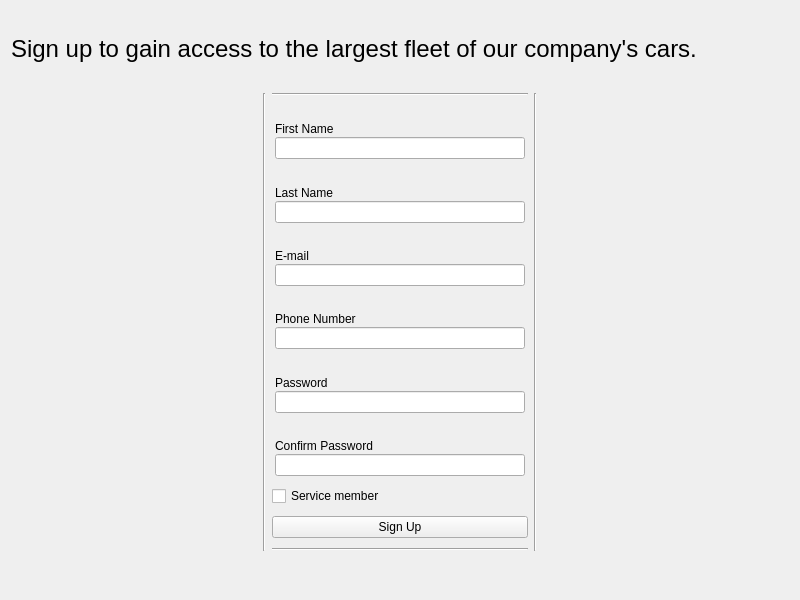
tymson20/CarRentalSystem, file signupscreen.ui: the form before one commit.
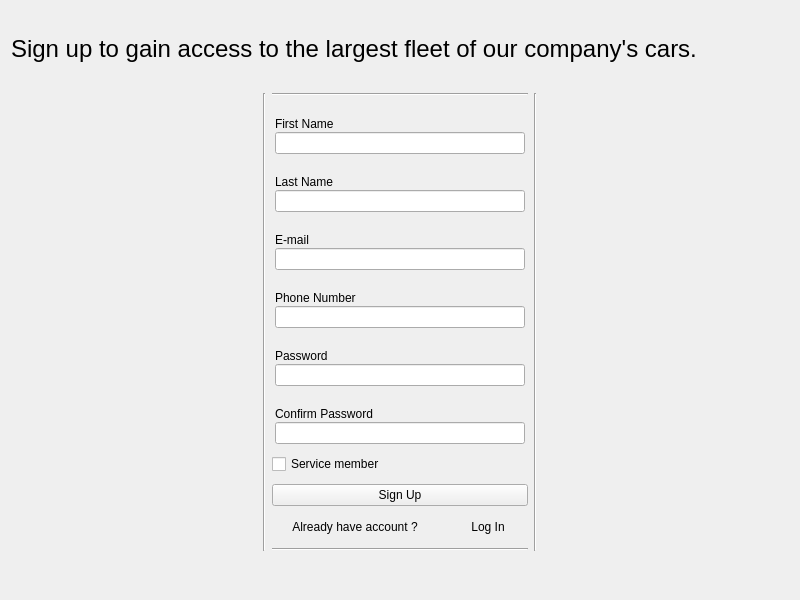
The form after the commit.

Commit message: Added Log In button to SignUpScreen

Diff of the .ui file:
```diff
--- a/signupscreen.ui
+++ b/signupscreen.ui
@@ -312,6 +312,53 @@
          </property>
         </widget>
        </item>
+       <item>
+        <layout class="QHBoxLayout" name="horizontalLayout_3" stretch="3,1">
+         <item>
+          <widget class="QLabel" name="label_3">
+           <property name="text">
+            <string>Already have account ?</string>
+           </property>
+           <property name="alignment">
+            <set>Qt::AlignCenter</set>
+           </property>
+          </widget>
+         </item>
+         <item>
+          <widget class="QPushButton" name="pushButton_LogIn">
+           <property name="font">
+            <font>
+             <underline>false</underline>
+            </font>
+           </property>
+           <property name="mouseTracking">
+            <bool>false</bool>
+           </property>
+           <property name="whatsThis">
+            <string/>
+           </property>
+           <property name="layoutDirection">
+            <enum>Qt::LeftToRight</enum>
+           </property>
+           <property name="autoFillBackground">
+            <bool>false</bool>
+           </property>
+           <property name="text">
+            <string>Log In</string>
+           </property>
+           <property name="autoDefault">
+            <bool>false</bool>
+           </property>
+           <property name="default">
+            <bool>false</bool>
+           </property>
+           <property name="flat">
+            <bool>true</bool>
+           </property>
+          </widget>
+         </item>
+        </layout>
+       </item>
        <item>
         <widget class="Line" name="line_4">
          <property name="orientation">
```
Left out of the diff: 3 changed lines with no effect on the pictures.
